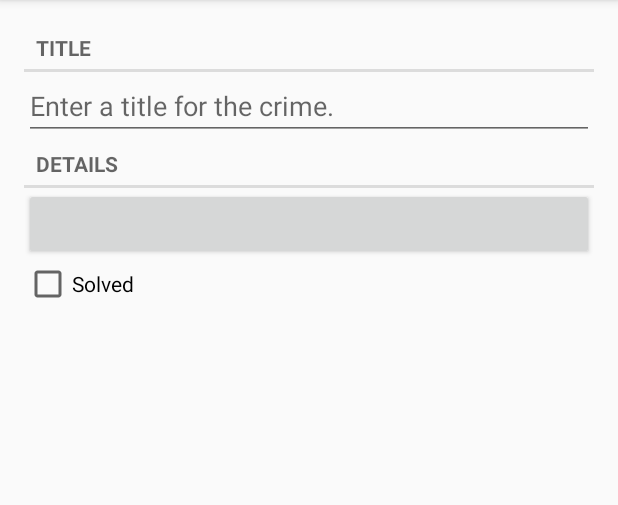
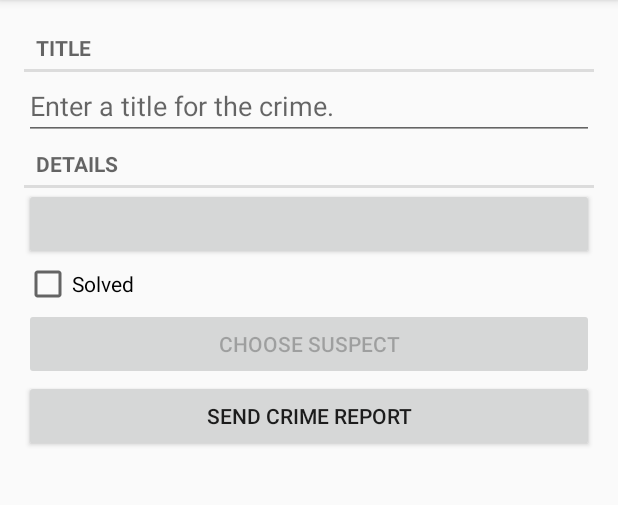
Before and after one commit to aishwaryamallampati/AndroidDevelopment, an Android app: the screen it shows after launch (MainActivity), after a tap on "New Crime", on a phone screen of 412 x 824 dp, the part 84-589 px from its top. Run offline under Robolectric (Android 15) with nearby library versions, the light colour scheme and no system bars; our stand-ins replace Room's generated code; 1 statement that could not run was skipped.

Commit message:
Added intents to send report to the suspects

```diff
--- a/CriminalIntent/app/src/main/java/com/android/criminalintent/CrimeFragment.kt
+++ b/CriminalIntent/app/src/main/java/com/android/criminalintent/CrimeFragment.kt
@@ -1,6 +1,12 @@
 package com.android.criminalintent
 
+import android.app.Activity
+import android.content.Intent
+import android.content.pm.PackageManager
+import android.content.pm.ResolveInfo
+import android.net.Uri
 import android.os.Bundle
+import android.provider.ContactsContract
 import android.text.Editable
 import android.text.TextWatcher
 import android.util.Log
@@ -16,7 +22,6 @@ import androidx.lifecycle.Observer
 import com.android.criminalintent.model.Crime
 import com.android.criminalintent.utils.Constants
 import com.android.criminalintent.viewmodel.CrimeDetailViewModel
-import java.sql.Date
 import java.util.*
 
 class CrimeFragment : Fragment(), DatePickerFragment.Callbacks {
@@ -37,6 +42,8 @@ class CrimeFragment : Fragment(), DatePickerFragment.Callbacks {
     private lateinit var etCrimeTitle: EditText
     private lateinit var btnDate: Button
     private lateinit var cbCrimeSolved: CheckBox
+    private lateinit var btnChooseSuspect: Button
+    private lateinit var btnSendReport: Button
 
     private val crimeDetailViewModel: CrimeDetailViewModel by lazy {
         ViewModelProviders.of(this).get(CrimeDetailViewModel::class.java)
@@ -61,7 +68,8 @@ class CrimeFragment : Fragment(), DatePickerFragment.Callbacks {
         etCrimeTitle = view.findViewById(R.id.et_crime_title)
         btnDate = view.findViewById(R.id.crime_date)
         cbCrimeSolved = view.findViewById(R.id.cb_crime_solved)
-
+        btnChooseSuspect = view.findViewById(R.id.btn_choose_suspect)
+        btnSendReport = view.findViewById(R.id.btn_send_crime_report)
         return view
     }
 
@@ -84,6 +92,9 @@ class CrimeFragment : Fragment(), DatePickerFragment.Callbacks {
         cbCrimeSolved.apply {
             isChecked = crime.isSolved
             jumpDrawablesToCurrentState() // this eliminates the checkbox animation after opening the crime detail fragment
+        }
+        if (crime.suspect.isNotEmpty()) {
+            btnChooseSuspect.text = crime.suspect
         }
     }
 
@@ -127,6 +138,36 @@ class CrimeFragment : Fragment(), DatePickerFragment.Callbacks {
                 show(this@CrimeFragment.requireFragmentManager(), Constants.DIALOG_DATE)
             }
         }
+
+        btnSendReport.setOnClickListener {
+            Intent(Intent.ACTION_SEND).apply {
+                type = "text/plain"
+                putExtra(Intent.EXTRA_TEXT, getCrimeReport())
+                putExtra(
+                    Intent.EXTRA_SUBJECT,
+                    getString(R.string.crime_report_subject)
+                )
+            }.also { intent ->
+                // this displays the different choices available on user device to display the provided intent
+                val chooserIntent = Intent.createChooser(intent, getString(R.string.send_report))
+                startActivity(chooserIntent)
+            }
+        }
+
+        btnChooseSuspect.apply {
+            val pickContactIntent =
+                Intent(Intent.ACTION_PICK, ContactsContract.Contacts.CONTENT_URI)
+
+            setOnClickListener {
+                startActivityForResult(pickContactIntent, Constants.REQUEST_CONTACT)
+            }
+            val packageManager: PackageManager = requireActivity().packageManager
+            val resolvedActivity: ResolveInfo? =
+                packageManager.resolveActivity(pickContactIntent, PackageManager.MATCH_DEFAULT_ONLY)
+            if (resolvedActivity == null) {
+                isEnabled = false
+            }
+        }
     }
 
     // onStop() is called when fragments moves entirely out of view
@@ -140,4 +181,48 @@ class CrimeFragment : Fragment(), DatePickerFragment.Callbacks {
         crime.date = date
         updateUI()
     }
+
+    override fun onActivityResult(requestCode: Int, resultCode: Int, data: Intent?) {
+        when {
+            resultCode != Activity.RESULT_OK -> return
+
+            requestCode == Constants.REQUEST_CONTACT && data != null -> {
+                val contactUri: Uri? = data.data
+                val queryFields = arrayOf(ContactsContract.Contacts.DISPLAY_NAME)
+                val cursor = contactUri?.let {
+                    requireActivity().contentResolver
+                        .query(it, queryFields, null, null, null)
+                }
+                cursor?.use {
+                    if (it.count == 0) {
+                        return
+                    }
+
+                    it.moveToFirst()
+                    val suspect = it.getString(0)
+                    crime.suspect = suspect
+                    crimeDetailViewModel.saveCrime(crime)
+                }
+            }
+        }
+        super.onActivityResult(requestCode, resultCode, data)
+    }
+
+    private fun getCrimeReport(): String {
+        val solvedString = if (crime.isSolved) {
+            getString(R.string.crime_report_solved)
+        } else {
+            getString(R.string.crime_report_unsolved)
+        }
+        val dateString =
+            android.text.format.DateFormat.format(Constants.DATE_FORMAT, crime.date.time).toString()
+
+        var suspect = if (crime.suspect.isBlank()) {
+            getString(R.string.crime_report_no_suspect)
+        } else {
+            getString(R.string.crime_report_suspect, crime.suspect)
+        }
+
+        return getString(R.string.crime_report, crime.title, dateString, solvedString, suspect)
+    }
 }
--- a/CriminalIntent/app/src/main/java/com/android/criminalintent/database/CrimeDatabase.kt
+++ b/CriminalIntent/app/src/main/java/com/android/criminalintent/database/CrimeDatabase.kt
@@ -3,10 +3,20 @@ package com.android.criminalintent.database
 import androidx.room.Database
 import androidx.room.RoomDatabase
 import androidx.room.TypeConverters
+import androidx.room.migration.Migration
+import androidx.sqlite.db.SupportSQLiteDatabase
 import com.android.criminalintent.model.Crime
 
-@Database(entities = [Crime::class], version = 1)
+@Database(entities = [Crime::class], version = 2)
 @TypeConverters(CrimeTypeConverters::class)
 abstract class CrimeDatabase : RoomDatabase() {
     abstract fun crimeDao(): CrimeDao
 }
+
+val migration_1_2 = object : Migration(1, 2) {
+    override fun migrate(database: SupportSQLiteDatabase) {
+        database.execSQL(
+            "ALTER TABLE Crime ADD COLUMN suspect TEXT NOT NULL DEFAULT ''"
+        )
+    }
+}
--- a/CriminalIntent/app/src/main/java/com/android/criminalintent/model/Crime.kt
+++ b/CriminalIntent/app/src/main/java/com/android/criminalintent/model/Crime.kt
@@ -13,5 +13,6 @@ data class Crime(
     @TypeConverters(CrimeTypeConverters::class)
     var date: Date = Date(),
     var isSolved: Boolean = false,
-    var requiresPolice: Boolean = false
+    var requiresPolice: Boolean = false,
+    var suspect: String = ""
 )
--- a/CriminalIntent/app/src/main/java/com/android/criminalintent/repository/CrimeRepository.kt
+++ b/CriminalIntent/app/src/main/java/com/android/criminalintent/repository/CrimeRepository.kt
@@ -4,6 +4,7 @@ import android.content.Context
 import androidx.lifecycle.LiveData
 import androidx.room.Room
 import com.android.criminalintent.database.CrimeDatabase
+import com.android.criminalintent.database.migration_1_2
 import com.android.criminalintent.model.Crime
 import com.android.criminalintent.utils.Constants
 import java.lang.IllegalStateException
@@ -31,8 +32,11 @@ class CrimeRepository private constructor(context: Context) {
     }
 
     private val database: CrimeDatabase = Room.databaseBuilder(
-        context.applicationContext, CrimeDatabase::class.java, Constants.DATABASE_NAME
-    ).build()
+        context.applicationContext,
+        CrimeDatabase::class.java,
+        Constants.DATABASE_NAME
+    ).addMigrations(migration_1_2)
+        .build()
 
     private val crimeDao = database.crimeDao()
 
--- a/CriminalIntent/app/src/main/java/com/android/criminalintent/utils/Constants.kt
+++ b/CriminalIntent/app/src/main/java/com/android/criminalintent/utils/Constants.kt
@@ -7,5 +7,7 @@ class Constants {
         const val DIALOG_DATE = "DialogDate"
         const val ARG_DATE = "date"
         const val REQUEST_DATE = 0
+        const val DATE_FORMAT = "EEE, MMM, dd"
+        const val REQUEST_CONTACT = 1
     }
 }
--- a/CriminalIntent/app/src/main/res/layout/fragment_crime.xml
+++ b/CriminalIntent/app/src/main/res/layout/fragment_crime.xml
@@ -48,4 +48,20 @@
         android:text="@string/crime_solved_label"
         app:layout_constraintLeft_toLeftOf="parent"
         app:layout_constraintTop_toBottomOf="@id/crime_date" />
+
+    <Button
+        android:id="@+id/btn_choose_suspect"
+        android:layout_width="match_parent"
+        android:layout_height="wrap_content"
+        android:text="@string/btn_choose_suspect"
+        app:layout_constraintTop_toBottomOf="@id/cb_crime_solved"
+        app:layout_constraintLeft_toLeftOf="parent"/>
+
+    <Button
+        android:id="@+id/btn_send_crime_report"
+        android:layout_width="match_parent"
+        android:layout_height="wrap_content"
+        android:text="@string/btn_send_crime_report"
+        app:layout_constraintTop_toBottomOf="@id/btn_choose_suspect"
+        app:layout_constraintLeft_toLeftOf="parent"/>
 </androidx.constraintlayout.widget.ConstraintLayout>
--- a/CriminalIntent/app/src/main/res/values/strings.xml
+++ b/CriminalIntent/app/src/main/res/values/strings.xml
@@ -8,4 +8,13 @@
     <string name="tv_crime_data">Crime Data</string>
     <string name="btn_contact_police">Contact Police</string>
     <string name="new_crime">New Crime</string>
+    <string name="btn_choose_suspect">CHOOSE SUSPECT</string>
+    <string name="btn_send_crime_report">SEND CRIME REPORT</string>
+    <string name="crime_report">%1$s! The crime was discovered on %2$s. %3$s, and %4$s</string>
+    <string name="crime_report_solved">The case is solved</string>
+    <string name="crime_report_unsolved">The case is not solved</string>
+    <string name="crime_report_no_suspect">there is no suspect.</string>
+    <string name="crime_report_suspect">the suspect is %s.</string>
+    <string name="crime_report_subject">CriminalIntent Crime Report</string>
+    <string name="send_report">Send crime report via</string>
 </resources>
```
Also changed, not shown: 1 other file.
